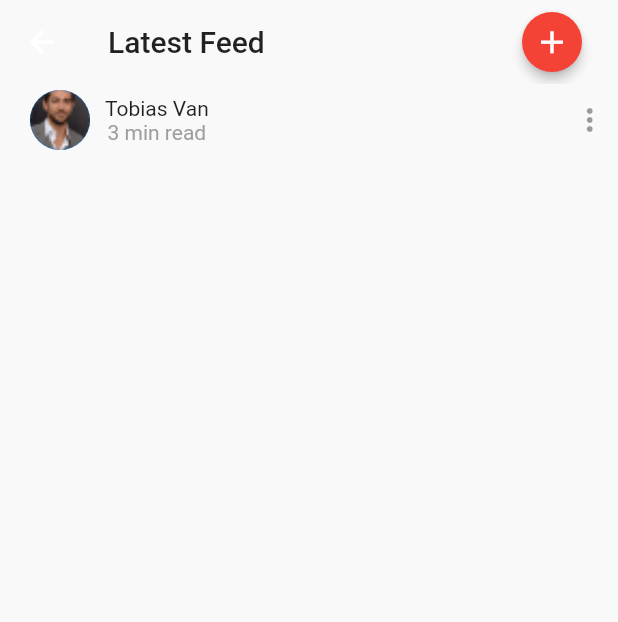
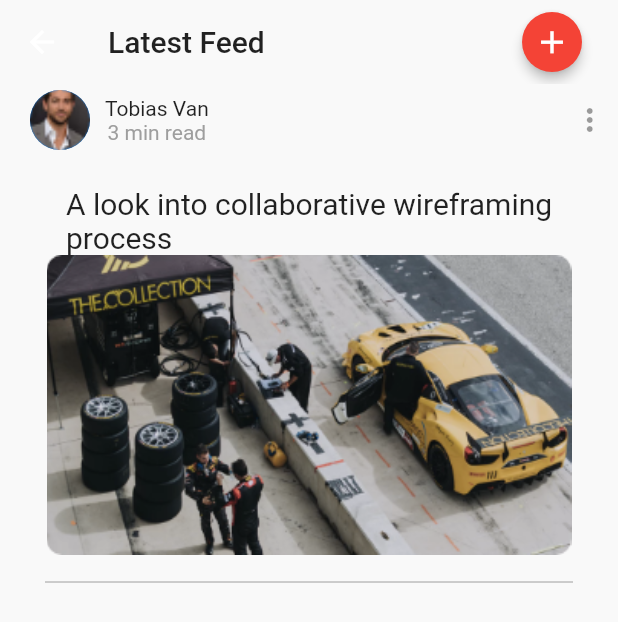
Before and after one commit to W1010x/Flutter_frontEnd, a Flutter app: the homePage screen opened directly, on a phone screen of 412 x 824 dp. Shown: the top 622 px of the screen. Run offline on Flutter 3.47's test engine with Material 2 defaults, Android fonts, the phone set to English and light mode, and no system bars; our stand-ins replace smooth_page_indicator.

Commit message:
homePage

```diff
--- a/photog_app/lib/widgets/homePage.dart
+++ b/photog_app/lib/widgets/homePage.dart
@@ -55,8 +55,32 @@ class _homePageState extends State<homePage> {
         ),
       )
             ],
+          ),
+          SizedBox(height: 20,),
+          Column(
+            children: [
+              Text('A look into collaborative wireframing\nprocess',
+              style: TextStyle( fontSize: 20,fontWeight: FontWeight.w400),),
+              Container(
+                height: 200.0,
+                width: 350.0,
+                decoration: BoxDecoration(
+                  image: DecorationImage(
+                    image: AssetImage(
+                        'assets/img1.png'),
+                    fit: BoxFit.fill,
+                  ),
+                ),
+              ),
+              SizedBox(height: 10,),
+              Padding(
+                padding: const EdgeInsets.only(left: 30,right: 30),
+                child: Divider(
+                  color: Colors.grey,
+                ),
+              )
+            ],
           )
-
 
 
         ],
--- a/photog_app/pubspec.yaml
+++ b/photog_app/pubspec.yaml
@@ -51,6 +51,9 @@ flutter:
   assets:
      - assets/background.png
      - assets/man.png
+     - assets/img1.png
+     - assets/img2.png
+
 
 
 
```
Also changed, not shown: photog_app/assets/img1.png (added), photog_app/assets/img2.png (added), 1 other file.
